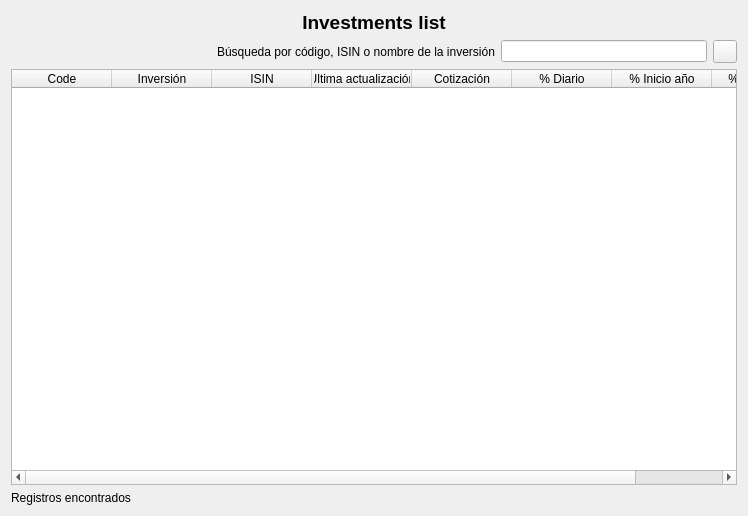
Before: the Qt Designer form ui/wdgInversionesMS.ui in turulomio/xulpymoney, drawn with Qt 5.
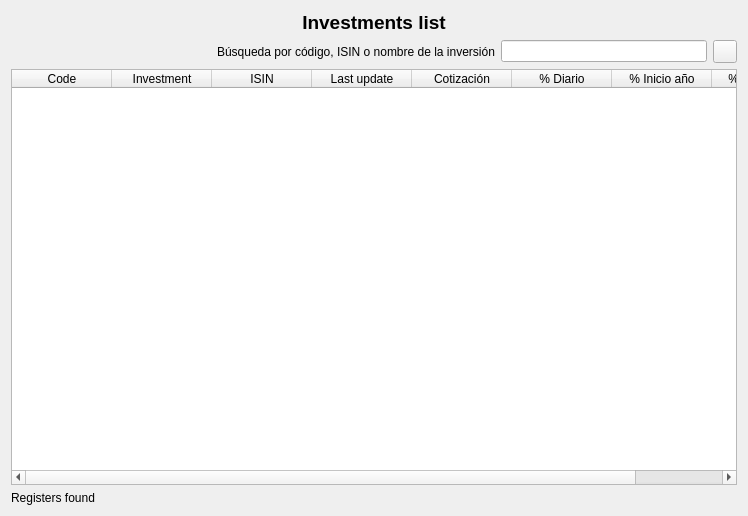
After: the same form once the commit is applied. Icons and pictures are not drawn. Custom widgets are drawn as their Qt base class.

```diff
--- a/ui/wdgInversionesMS.ui
+++ b/ui/wdgInversionesMS.ui
@@ -89,7 +89,7 @@
        </column>
        <column>
         <property name="text">
-         <string>Inversión</string>
+         <string>Investment</string>
         </property>
        </column>
        <column>
@@ -99,7 +99,7 @@
        </column>
        <column>
         <property name="text">
-         <string>Última actualización</string>
+         <string>Last update</string>
         </property>
        </column>
        <column>
@@ -127,7 +127,7 @@
      <item>
       <widget class="QLabel" name="lblFound">
        <property name="text">
-        <string>Registros encontrados</string>
+        <string>Registers found</string>
        </property>
       </widget>
      </item>
```
Left out of the diff: 3 changed lines with no effect on the pictures.
